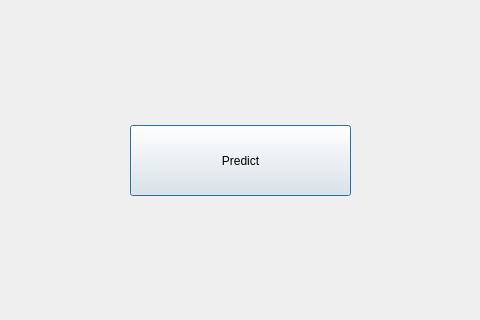
This is C++GUI/Oracle/predict_pro.ui in epsinenta/The-dota2-predictor as Qt 5 draws it before an edit; both pictures show x 440 to 920 and y 175 to 495 of the 1366 by 768 pixel window. The edited form follows.
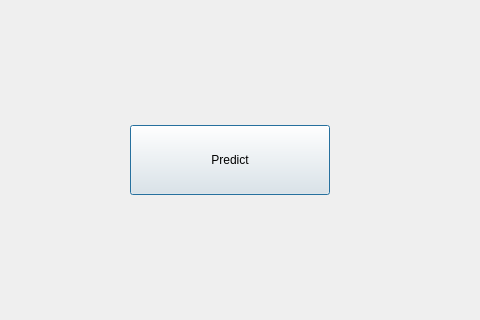
This is the edited form.

The edit to the form file:
```diff
--- a/C++GUI/Oracle/predict_pro.ui
+++ b/C++GUI/Oracle/predict_pro.ui
@@ -136,15 +136,15 @@
     <rect>
      <x>570</x>
      <y>300</y>
-     <width>221</width>
-     <height>71</height>
+     <width>200</width>
+     <height>70</height>
     </rect>
    </property>
    <property name="text">
     <string>Predict</string>
    </property>
   </widget>
-  <widget class="QWidget" name="">
+  <widget class="QWidget" name="layoutWidget">
    <property name="geometry">
     <rect>
      <x>80</x>
```
